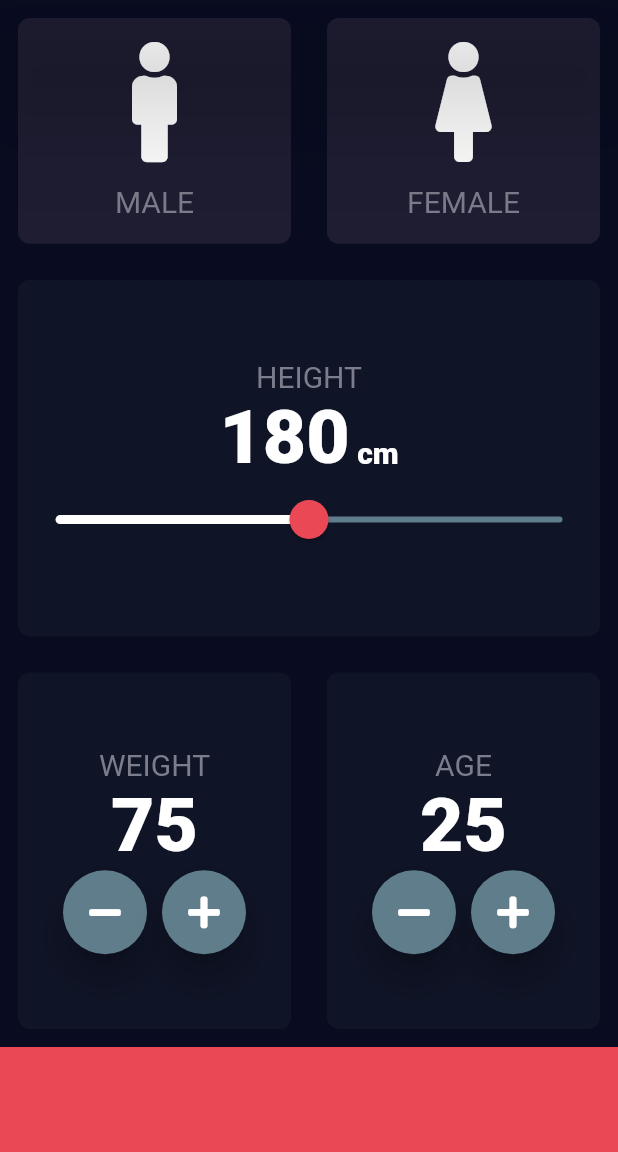
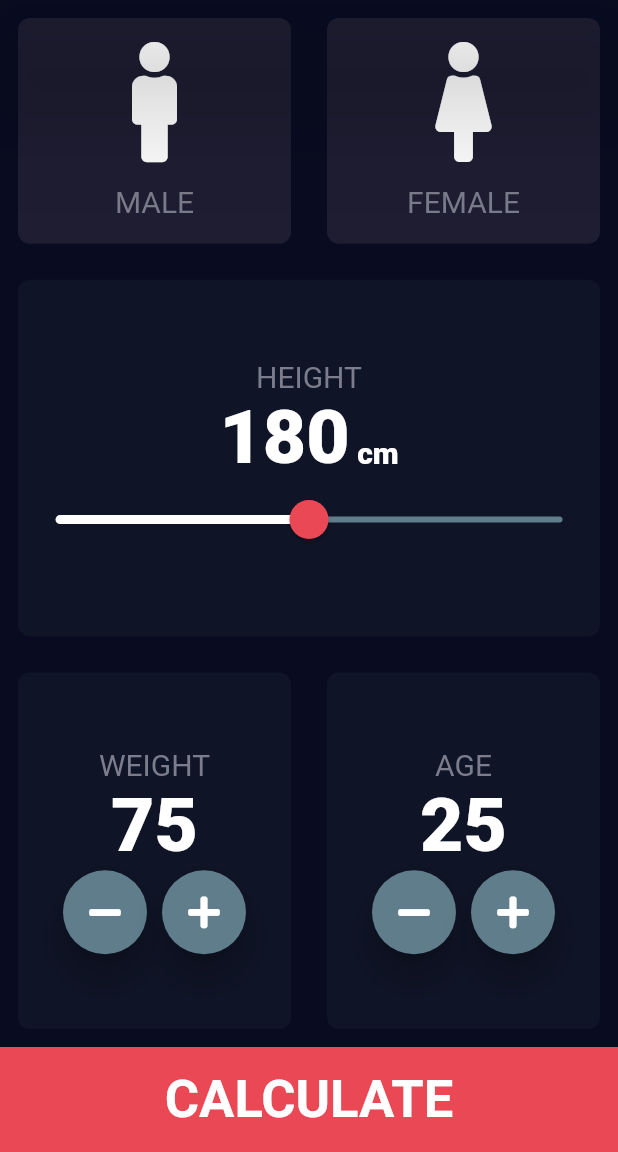
Before and after one commit to myronovych/bmi-calculator, a Flutter app: the screen it shows after launch, on a phone screen of 412 x 824 dp, the part 84-1236 px from its top. Run offline on Flutter 3.47's test engine with Material 2 defaults, Android fonts, the phone set to English and light mode, and no system bars; our stand-ins replace font_awesome_flutter.

Commit message:
first scene finished

```diff
--- a/lib/input_page.dart
+++ b/lib/input_page.dart
@@ -234,6 +234,12 @@ class _InputPageState extends State<InputPage> {
               color: kPinkColor,
               width: double.infinity,
               height: kLowerBarHeight,
+              child: Center(
+                  child: Text(
+                'CALCULATE',
+                style: kBigLabelTextStyle.copyWith(
+                    fontSize: 35, fontWeight: FontWeight.w700),
+              )),
             )
           ],
         ));
```
